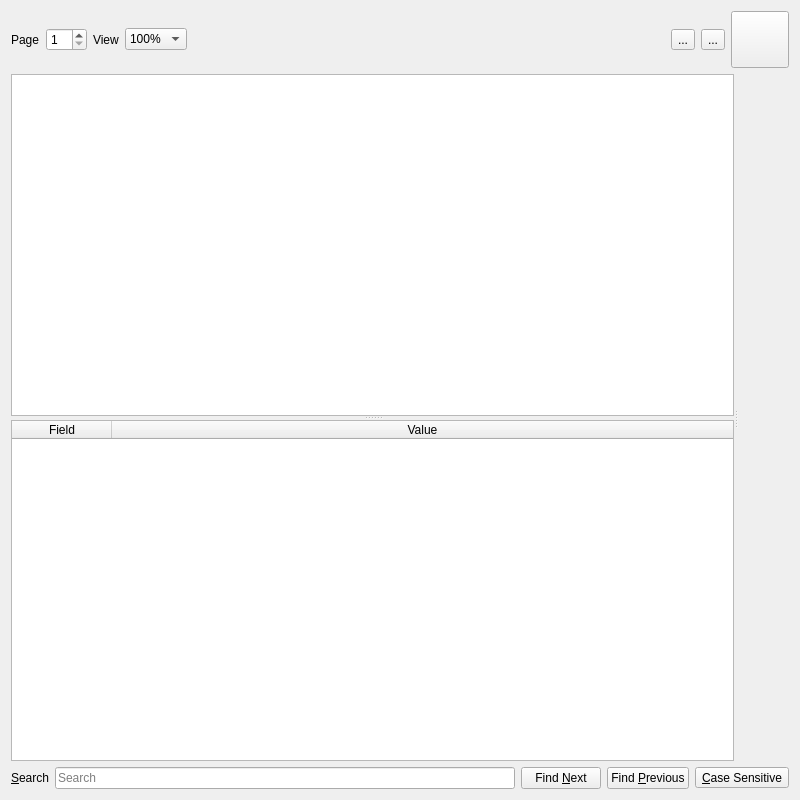
First picture: the form in UI/wise-pdf-view.ui, repository textbrowser/wise, before the edit.
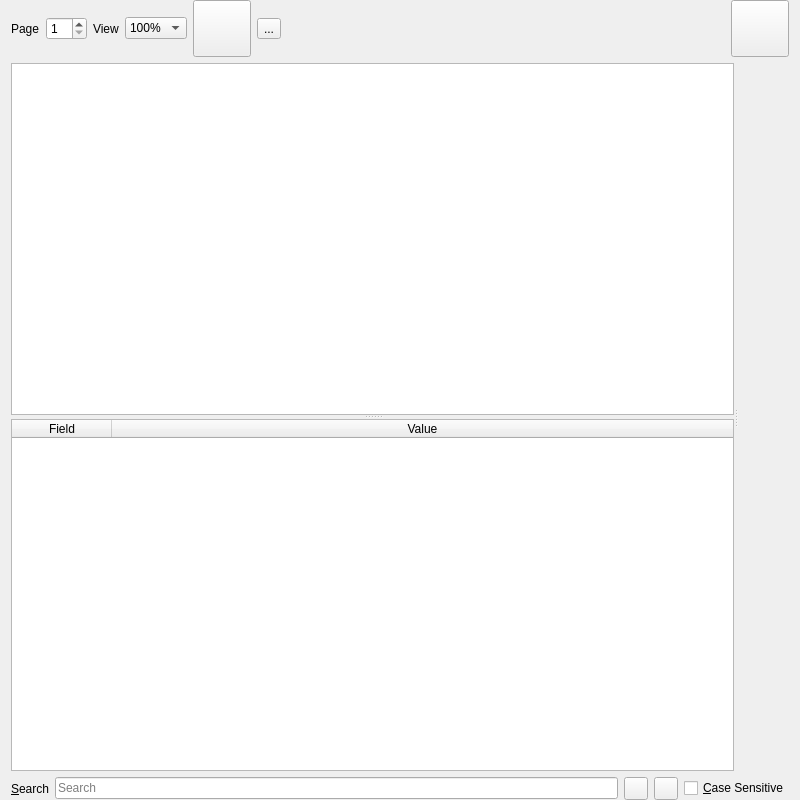
Second picture: the form after the edit. Icons and pictures are not drawn.

What changed in the file:
```diff
--- a/UI/wise-pdf-view.ui
+++ b/UI/wise-pdf-view.ui
@@ -14,6 +14,12 @@
    <string>Form</string>
   </property>
   <layout class="QVBoxLayout" name="verticalLayout">
+   <property name="topMargin">
+    <number>0</number>
+   </property>
+   <property name="bottomMargin">
+    <number>0</number>
+   </property>
    <item>
     <layout class="QHBoxLayout" name="horizontalLayout">
      <item>
@@ -72,6 +78,37 @@
        </item>
       </widget>
      </item>
+     <item>
+      <widget class="QToolButton" name="zoom_in">
+       <property name="icon">
+        <iconset resource="../Icons/icons.qrc">
+         <normaloff>:/zoom-in.png</normaloff>:/zoom-in.png</iconset>
+       </property>
+       <property name="iconSize">
+        <size>
+         <width>50</width>
+         <height>50</height>
+        </size>
+       </property>
+      </widget>
+     </item>
+     <item>
+      <widget class="QToolButton" name="zoom_out">
+       <property name="text">
+        <string>...</string>
+       </property>
+       <property name="icon">
+        <iconset resource="../Icons/icons.qrc">
+         <normaloff>:/zoom-out.png</normaloff>:/zoom-out.png</iconset>
+       </property>
+       <property name="iconSize">
+        <size>
+         <width>50</width>
+         <height>50</height>
+        </size>
+       </property>
+      </widget>
+     </item>
      <item>
       <spacer name="horizontalSpacer">
        <property name="orientation">
@@ -85,20 +122,6 @@
        </property>
       </spacer>
      </item>
-     <item>
-      <widget class="QToolButton" name="next">
-       <property name="text">
-        <string>...</string>
-       </property>
-      </widget>
-     </item>
-     <item>
-      <widget class="QToolButton" name="previous">
-       <property name="text">
-        <string>...</string>
-       </property>
-      </widget>
-     </item>
      <item>
       <widget class="QToolButton" name="print">
        <property name="icon">
@@ -215,21 +238,13 @@
       </widget>
      </item>
      <item>
-      <widget class="QPushButton" name="find_next">
-       <property name="text">
-        <string>Find &amp;Next</string>
-       </property>
-      </widget>
+      <widget class="QToolButton" name="find_next"/>
      </item>
      <item>
-      <widget class="QPushButton" name="find_previous">
-       <property name="text">
-        <string>Find &amp;Previous</string>
-       </property>
-      </widget>
+      <widget class="QToolButton" name="find_previous"/>
      </item>
      <item>
-      <widget class="QToolButton" name="case_sensitive">
+      <widget class="QCheckBox" name="case_sensitive">
        <property name="text">
         <string>&amp;Case Sensitive</string>
        </property>
```
Left out of the diff: 4 changed lines with no effect on the pictures.
